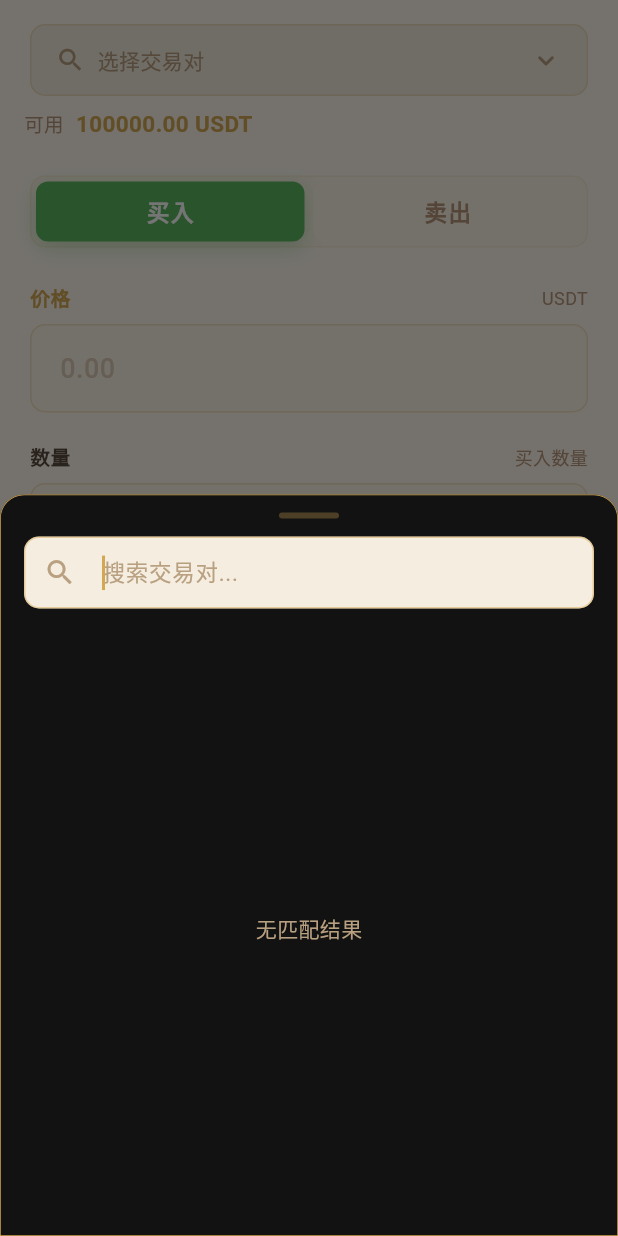
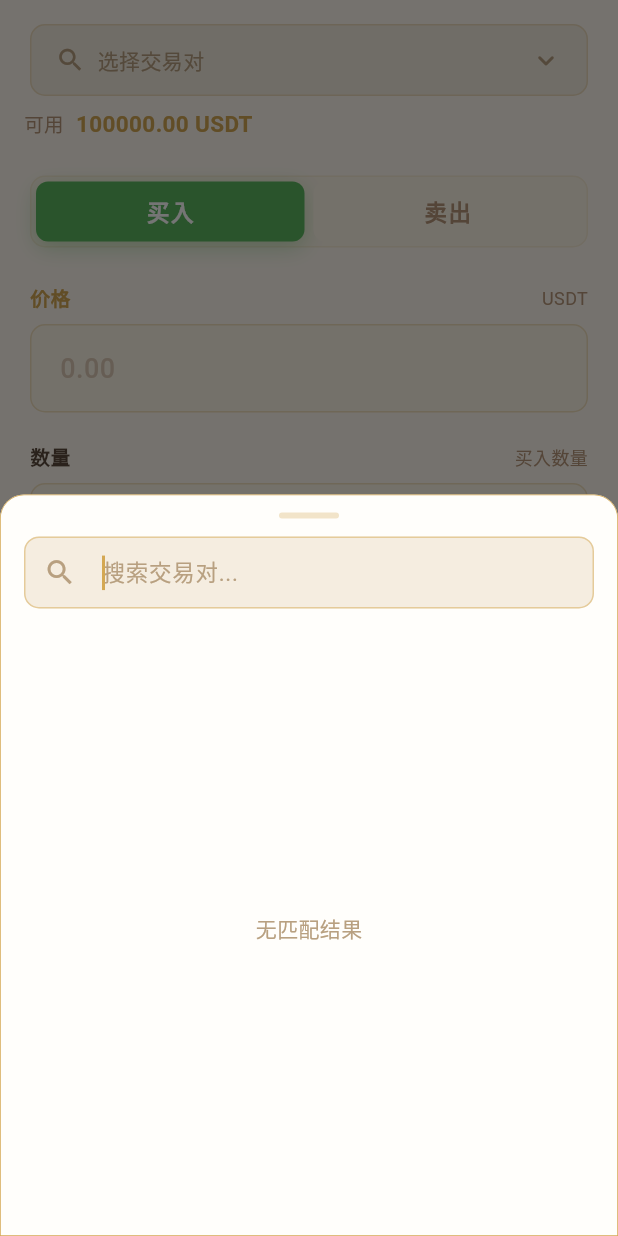
Before and after one commit to iamyuyang518-oss/DarkTradeApp, a Flutter app: the TradePage widget shown alone on an empty page, opened directly, after a tap on "选择交易对", on a phone screen of 412 x 824 dp. Run offline on Flutter 3.47's test engine with Material 3 defaults, Android fonts, the light colour scheme and no system bars; our stand-ins replace google_fonts, hive, hive_flutter, share_plus, supabase_flutter; missing offline and left inert: enough_convert; accounts and stored records are empty; network calls fail.

Commit message:
fix(ui): replace remaining inline colors in trade_page symbol picker

```diff
--- a/lib/presentation/pages/trade/trade_page.dart
+++ b/lib/presentation/pages/trade/trade_page.dart
@@ -53,10 +53,10 @@ class _TradePageState extends State<TradePage> {
     showModalBottomSheet(
       context: context,
       isScrollControlled: true,
-      backgroundColor: const Color(0xFF121212),
+      backgroundColor: AppColors.surface,
       shape: const RoundedRectangleBorder(
         borderRadius: BorderRadius.vertical(top: Radius.circular(16)),
-        side: BorderSide(color: Color(0xFFD4A853), width: 0.5),
+        side: BorderSide(color: AppColors.gold, width: 0.5),
       ),
       builder: (_) => const SymbolPickerSheet(),
     );
```
